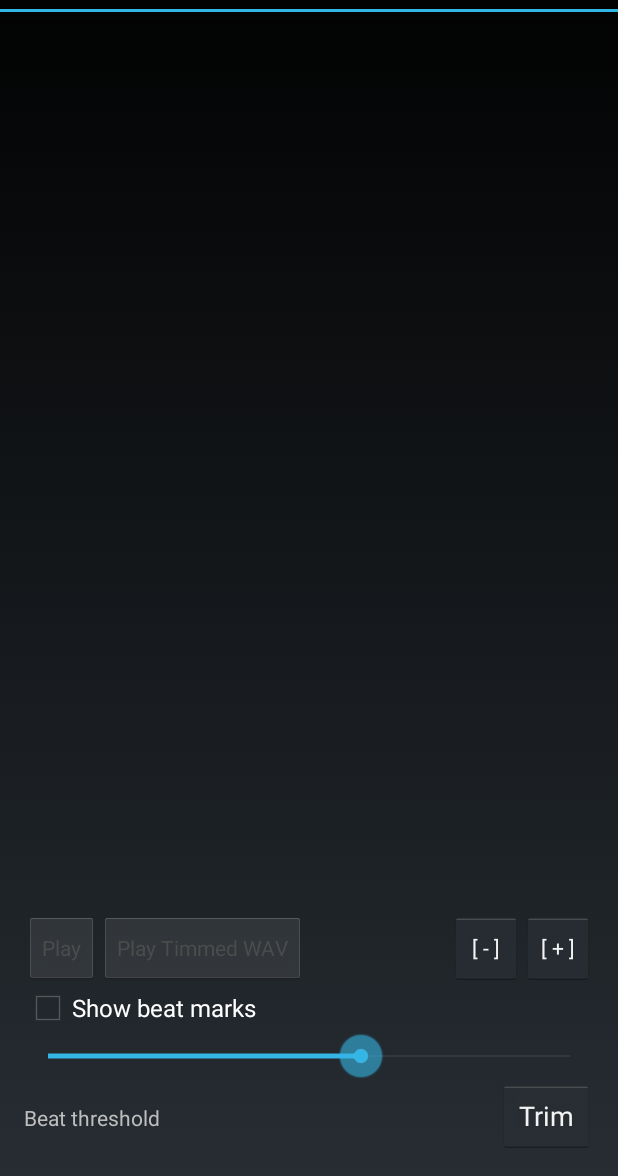
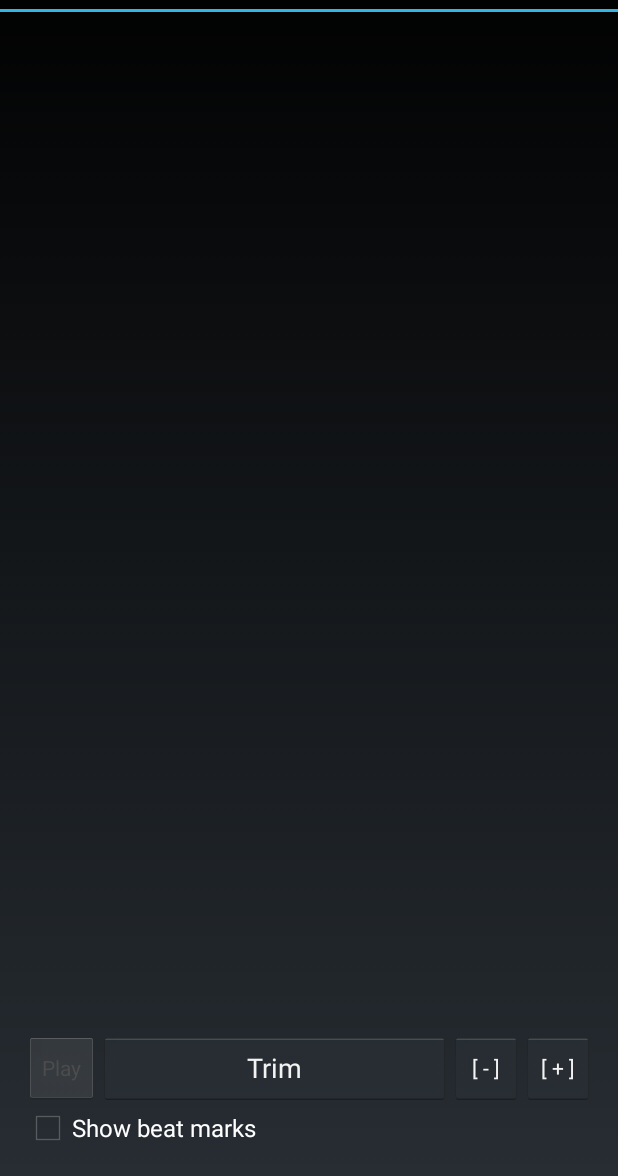
Before and after one commit to boozey/MixMaticTouchPad, an Android app: the SampleEditActivity screen opened directly, with no data from a screen before it, on a phone screen of 412 x 824 dp, the part 60-1236 px from its top. Run offline under Robolectric (Android 15) with nearby library versions, the phone set to English and light mode, and no system bars; pictures from the network do not load.

```diff
--- a/app/src/main/res/layout/activity_sample_edit.xml
+++ b/app/src/main/res/layout/activity_sample_edit.xml
@@ -18,23 +18,13 @@
         android:layout_alignParentStart="true"
         android:layout_above="@+id/buttonPlay" />
 
-    <SeekBar
-        android:layout_width="fill_parent"
-        android:layout_height="wrap_content"
-        android:id="@+id/beatSensitivity"
-        android:max="50"
-        android:progress="1"
-        android:layout_above="@+id/buttonSave"
-        android:layout_alignParentRight="true"
-        android:layout_alignParentEnd="true" />
-
     <Button
         style="?android:attr/buttonStyleSmall"
         android:layout_width="wrap_content"
         android:layout_height="wrap_content"
         android:text="Play"
         android:id="@+id/buttonPlay"
-        android:onClick="TarsosPlay"
+        android:onClick="Play"
         android:layout_above="@+id/checkBoxShowBeats"
         android:layout_alignParentLeft="true"
         android:layout_alignParentStart="true" />
@@ -45,9 +35,10 @@
         android:text="Trim"
         android:id="@+id/buttonSave"
         android:onClick="Save"
-        android:layout_alignParentBottom="true"
-        android:layout_alignParentRight="true"
-        android:layout_alignParentEnd="true" />
+        android:layout_toStartOf="@+id/buttonZoomOut"
+        android:layout_below="@+id/spectralView"
+        android:layout_toRightOf="@+id/buttonPlay"
+        android:layout_toEndOf="@+id/buttonPlay" />
 
     <CheckBox
         android:layout_width="wrap_content"
@@ -55,18 +46,7 @@
         android:text="@string/show_beats"
         android:id="@+id/checkBoxShowBeats"
         android:onClick="ShowBeatsClicked"
-        android:layout_above="@+id/beatSensitivity"
-        android:layout_alignParentLeft="true"
-        android:layout_alignParentStart="true" />
-
-    <TextView
-        android:layout_width="wrap_content"
-        android:layout_height="wrap_content"
-        android:textAppearance="?android:attr/textAppearanceSmall"
-        android:text="@string/beat_threshold"
-        android:id="@+id/textView2"
-        android:layout_alignBaseline="@+id/buttonSave"
-        android:layout_alignBottom="@+id/buttonSave"
+        android:layout_alignParentBottom="true"
         android:layout_alignParentLeft="true"
         android:layout_alignParentStart="true" />
 
@@ -92,15 +72,4 @@
         android:layout_alignTop="@+id/buttonZoomIn"
         android:onClick="ZoomOut" />
 
-    <Button
-        style="?android:attr/buttonStyleSmall"
-        android:layout_width="wrap_content"
-        android:layout_height="wrap_content"
-        android:text="Play Timmed WAV"
-        android:id="@+id/button3"
-        android:layout_below="@+id/spectralView"
-        android:layout_toRightOf="@+id/buttonPlay"
-        android:layout_toEndOf="@+id/buttonPlay"
-        android:onClick="PlayTrimmedWAV" />
-
 </RelativeLayout>
```
Also changed, not shown: app/src/main/java/com/nakedape/mixmatictouchpad/AndroidAudioPlayer.java (+6 -3 lines), app/src/main/java/com/nakedape/mixmatictouchpad/AudioSample.java (+3 -11 lines), app/src/main/java/com/nakedape/mixmatictouchpad/SampleEditActivity.java (+82 -61 lines).
